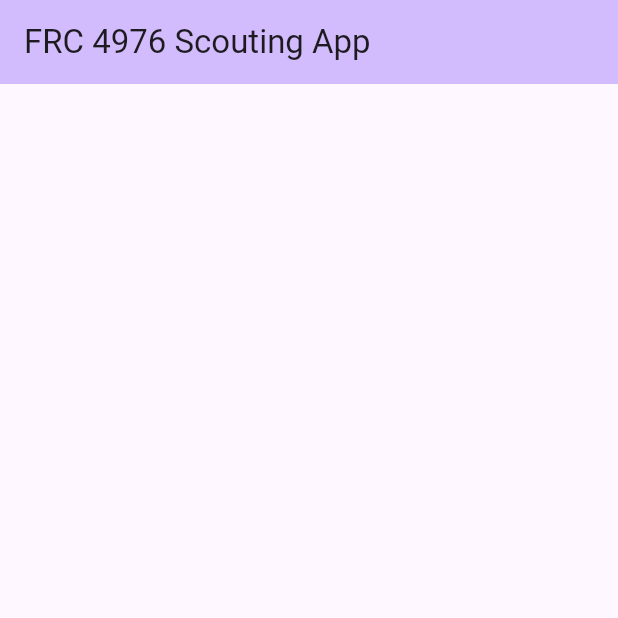
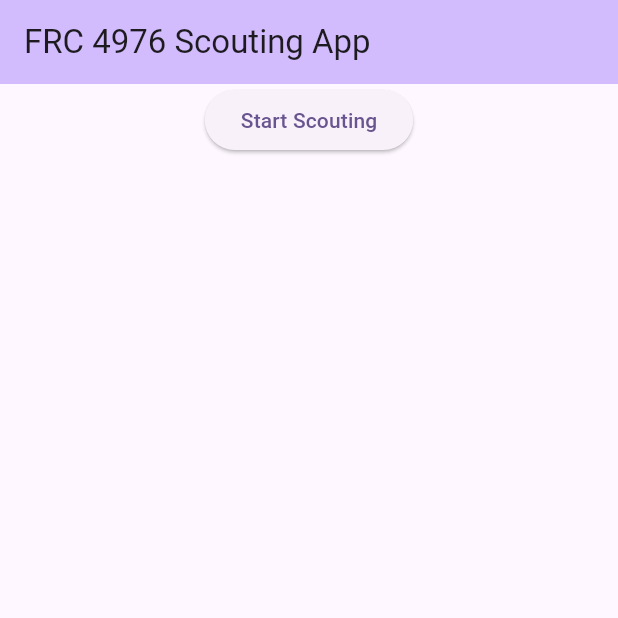
Before and after one commit to Aryan95614/FRC_SCOUTING_CRESCENDO_2023, a Flutter app: the screen it shows after launch, on a phone screen of 412 x 824 dp, the top half of it. Run offline on Flutter 3.47's test engine with Material 3 defaults, Android fonts, the phone set to English and light mode, and no system bars; our stand-ins replace qr_flutter, screenshot, share_plus.

Commit message:
creating a maintainable way to navigate

```diff
--- a/ScoutingApp1/lib/main.dart
+++ b/ScoutingApp1/lib/main.dart
@@ -1,4 +1,5 @@
 import 'package:flutter/material.dart';
+import 'package:scoutingapp1/components/functions.dart';
 
 void main() {
   runApp(const MyApp());
@@ -17,6 +18,7 @@ class MyApp extends StatelessWidget {
         useMaterial3: true,
       ),
       home: const MyHomePage(title: 'FRC 4976 Scouting App'),
+      routes: {},
     );
   }
 }
@@ -38,12 +40,18 @@ class _MyHomePageState extends State<MyHomePage> {
           backgroundColor: Theme.of(context).colorScheme.inversePrimary,
           title: Text(widget.title),
         ),
-      body: Center(
+        body: SingleChildScrollView(
+          child: Center(
             child: Column(
               mainAxisAlignment: MainAxisAlignment.center,
-          children: <Widget>[],
+              children: <Widget>[
+                ElevatedButton(
+                  onPressed: () {},
+                  child: const Text("Start Scouting"),
+                )
+              ],
             ),
           ),
-    );
+        ));
   }
 }
```
Also changed, not shown: ScoutingApp1/lib/components/functions.dart (+13 -2 lines), ScoutingApp1/lib/pages/sample.dart (added, +15 -0 lines), 2 other files. Lines whose indentation alone changed are shown as unchanged.
